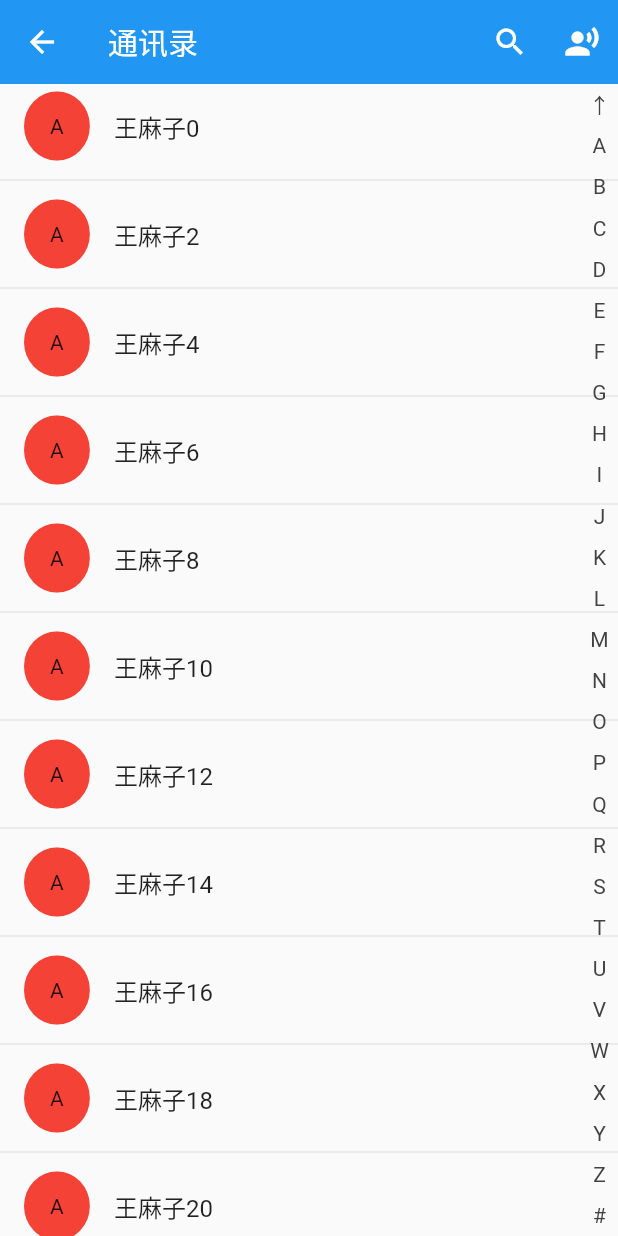
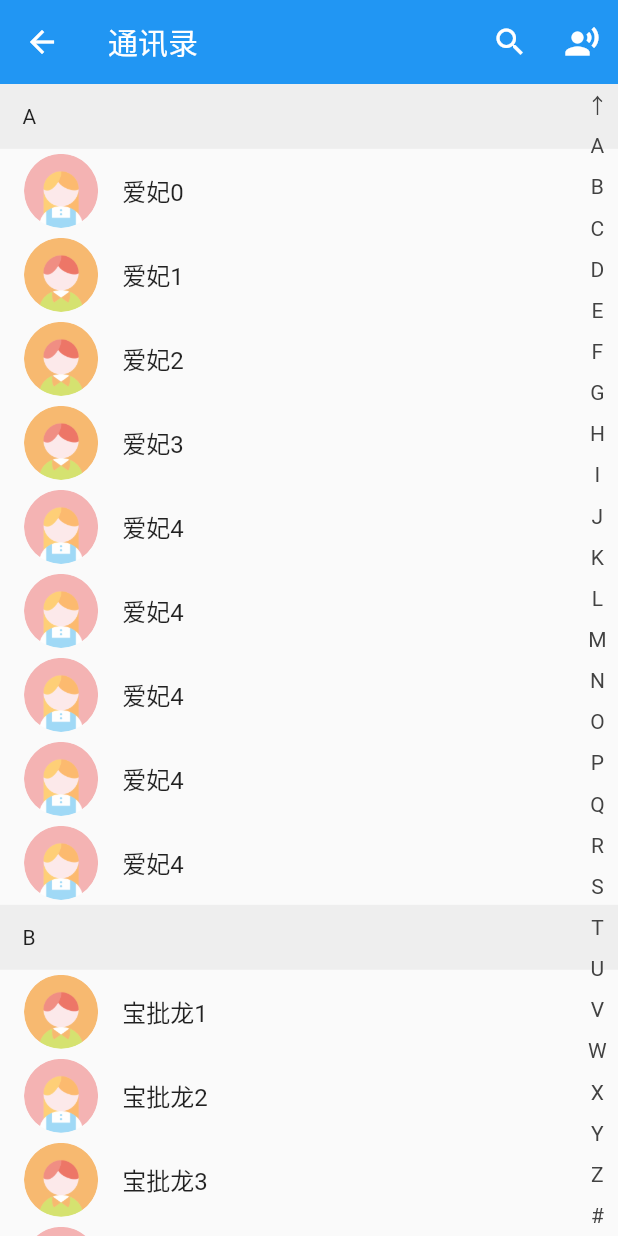
Before and after one commit to mymaizi/hello_flutter, a Flutter app: the Book screen opened directly, on a phone screen of 412 x 824 dp. Run offline on Flutter 3.47's test engine with Material 2 defaults, Android fonts, the phone set to English and light mode, and no system bars; our stand-ins replace flutter_screenutil; statements that could not run were skipped.

Commit message:
调整通讯录界面

```diff
--- a/lib/book.dart
+++ b/lib/book.dart
@@ -3,6 +3,9 @@ import 'package:flutter_screenutil/flutter_screenutil.dart';
 
 typedef ShowCallback = Function(bool flag);
 typedef DisplayCallback = Function(String text);
+Map<String, GlobalKey> _mkeys;
+ScrollController _scrollController = new ScrollController();
+GlobalKey appBarKey = new GlobalKey();
 
 class Book extends StatefulWidget {
   @override
@@ -23,6 +26,13 @@ class BookState extends State<Book> {
   void setDisplayText(String text) {
     setState(() {
       displayText = text;
+      if (_mkeys.containsKey(text)) {
+        RenderBox _box = _mkeys["W"].currentContext.findRenderObject();
+        Offset offset = _box.localToGlobal(Offset.zero);
+        RenderBox _box1 = appBarKey.currentContext.findRenderObject();
+        _scrollController.animateTo(offset.dy.toDouble() - _box1.size.height,
+            duration: Duration(milliseconds: 1), curve: Curves.ease);
+      }
     });
   }
 
@@ -30,6 +40,7 @@ class BookState extends State<Book> {
   Widget build(BuildContext context) {
     return new Scaffold(
         appBar: new AppBar(
+          key: appBarKey,
           title: new Text("通讯录"),
           actions: <Widget>[
             new IconButton(
@@ -52,7 +63,7 @@ class BookState extends State<Book> {
                 showCallback: (bool flag) {
                   setShow(flag);
                 },
-                displayCallback: (String text){
+                displayCallback: (String text) {
                   setDisplayText(text);
                 },
               ),
@@ -71,7 +82,7 @@ class BookState extends State<Book> {
                     child: Text(
                       displayText,
                       style: TextStyle(
-                          fontSize: ScreenUtil().setSp(80),
+                          fontSize: ScreenUtil().setSp(100),
                           color: Colors.white),
                     ),
                   ),
@@ -211,8 +222,8 @@ class CharacterState extends State<Character> {
   Widget build(BuildContext context) {
     return GestureDetector(
       child: Container(
-          width: ScreenUtil().setWidth(45),
-          color: isOnTouch ? Colors.grey[200] : null,
+          width: ScreenUtil().setWidth(50),
+          color: isOnTouch ? Colors.grey[300] : null,
           child: _Character(
             key: _ckey,
             data: _character,
@@ -245,31 +256,90 @@ class Books extends StatefulWidget {
 }
 
 class BooksState extends State<Books> {
-  @override
-  Widget build(BuildContext context) {
-    return ListView.builder(itemBuilder: (context, index) {
-      if (index.isOdd) return new Divider();
-      return new ListTile(
+  var list = [
+    {
+      "Group": "A",
+      "Childs": [
+        {"Name": "爱妃0", "Number": "a1230", "avatar": "images/avatar0.png"},
+        {"Name": "爱妃1", "Number": "a1231", "avatar": "images/avatar1.png"},
+        {"Name": "爱妃2", "Number": "a1232", "avatar": "images/avatar1.png"},
+        {"Name": "爱妃3", "Number": "a1233", "avatar": "images/avatar1.png"},
+        {"Name": "爱妃4", "Number": "a1234", "avatar": "images/avatar0.png"},
+        {"Name": "爱妃4", "Number": "a1234", "avatar": "images/avatar0.png"},
+        {"Name": "爱妃4", "Number": "a1234", "avatar": "images/avatar0.png"},
+        {"Name": "爱妃4", "Number": "a1234", "avatar": "images/avatar0.png"},
+        {"Name": "爱妃4", "Number": "a1234", "avatar": "images/avatar0.png"},
+      ]
+    },
+    {
+      "Group": "B",
+      "Childs": [
+        {"Name": "宝批龙1", "Number": "b1230", "avatar": "images/avatar1.png"},
+        {"Name": "宝批龙2", "Number": "b1231", "avatar": "images/avatar0.png"},
+        {"Name": "宝批龙3", "Number": "b1232", "avatar": "images/avatar1.png"},
+        {"Name": "宝批龙4", "Number": "b1233", "avatar": "images/avatar0.png"},
+        {"Name": "宝批龙5", "Number": "b1234", "avatar": "images/avatar1.png"}
+      ]
+    },
+    {
+      "Group": "W",
+      "Childs": [
+        {"Name": "王麻子0", "Number": "w1230", "avatar": "images/avatar1.png"},
+        {"Name": "王麻子1", "Number": "w1231", "avatar": "images/avatar1.png"},
+        {"Name": "王麻子2", "Number": "w1232", "avatar": "images/avatar0.png"},
+        {"Name": "王麻子3", "Number": "w1233", "avatar": "images/avatar0.png"},
+        {"Name": "王麻子4", "Number": "w1234", "avatar": "images/avatar1.png"}
+      ]
+    }
+  ];
+  List<Widget> _creatChilds(p, childs) {
+    List<Widget> _list = [];
+    _list.add(p);
+    childs.forEach((item) {
+      var _item = new ListTile(
         leading: Stack(
           children: <Widget>[
             ClipOval(
-              child: Container(
-                width: ScreenUtil().setWidth(80),
-                height: ScreenUtil().setHeight(75),
-                color: Colors.red,
+              child: Image.asset(
+                item["avatar"],
+                width: ScreenUtil().setWidth(90),
               ),
             ),
-            SizedBox(
-              width: ScreenUtil().setWidth(80),
-              height: ScreenUtil().setHeight(75),
-              child: Center(
-                child: Text("A"),
-              ),
-            )
           ],
         ),
-        title: new Text("王麻子${index}"),
+        title: new Text(item["Name"]),
       );
+      _list.add(_item);
     });
+    return _list;
+  }
+
+  List<Widget> _creatParents() {
+    List<Widget> _list = [];
+    list.forEach((item) {
+      var _ckey = GlobalKey();
+      var _cValue = item["Group"];
+      _mkeys[_cValue] = _ckey;
+      var p = Container(
+        key: _ckey,
+        child: Text(_cValue),
+        alignment: Alignment.centerLeft,
+        color: Colors.grey[200],
+        padding: EdgeInsets.only(left: 15),
+        height: ScreenUtil().setHeight(70),
+      );
+      var _item = Column(children: _creatChilds(p, item["Childs"]));
+      _list.add(_item);
+    });
+    return _list;
+  }
+
+  @override
+  Widget build(BuildContext context) {
+    _mkeys = new Map<String, GlobalKey>();
+    return ListView(
+      controller: _scrollController,
+      children: _creatParents(),
+    );
   }
 }
--- a/pubspec.yaml
+++ b/pubspec.yaml
@@ -81,3 +81,5 @@ flutter:
     - images/ic_my_press.png
     - images/appbg.jpg
     - images/logo.png
+    - images/avatar1.png
+    - images/avatar0.png
```
Also changed, not shown: images/avatar0.png (added), images/avatar1.png (added), 1 other file.
